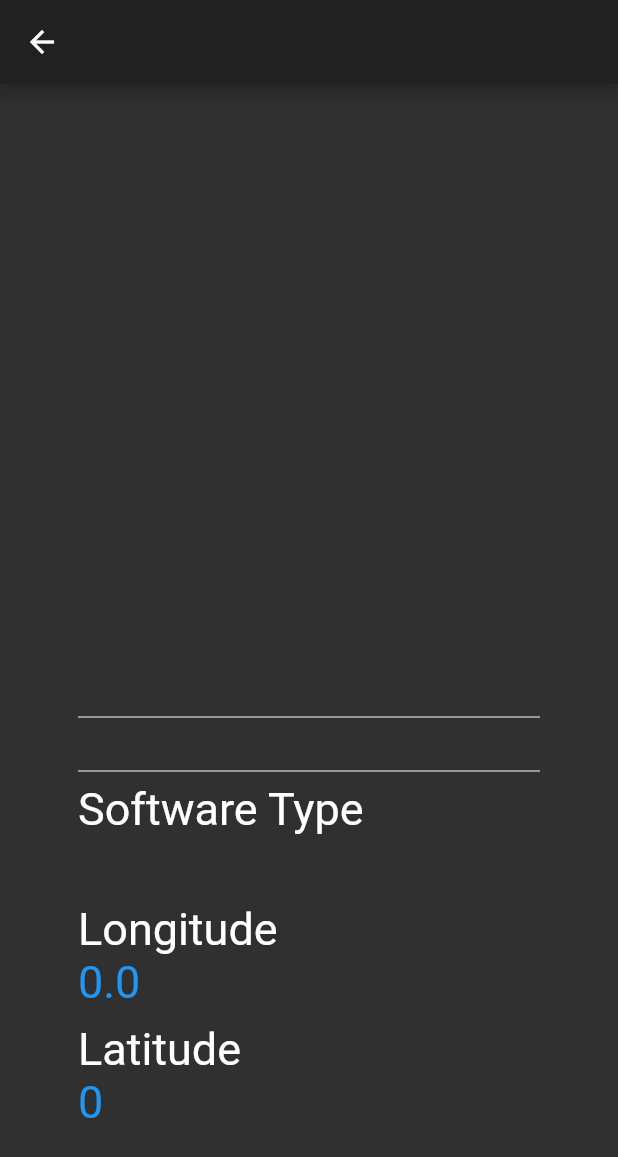
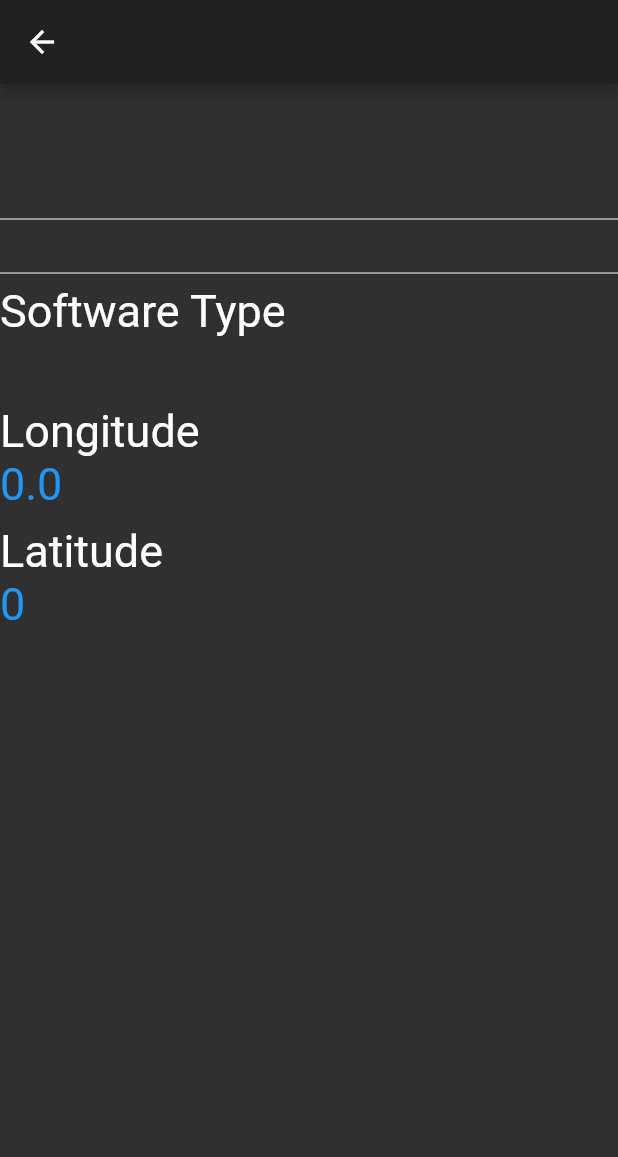
Before and after one commit to nmahlubi/weather_assessment, a Flutter app: the WeatherViewDetails screen opened directly with empty values, on a phone screen of 412 x 824 dp. Shown: the top 1157 px of the screen. Run offline on Flutter 3.47's test engine with Material 2 defaults, Android fonts, the light colour scheme and no system bars; our stand-ins replace get_it; network calls fail; Roboto replaces fonts that are missing (Avenir).

Commit message:
Update weather.view.details.dart

```diff
--- a/lib/ui/views/weather.view.details.dart
+++ b/lib/ui/views/weather.view.details.dart
@@ -20,17 +20,6 @@ class WeatherViewDetails extends StatelessWidget {
       body: Column(
         crossAxisAlignment: CrossAxisAlignment.start,
         children: [
-          Padding(
-            padding: const EdgeInsets.symmetric(horizontal: 20.0),
-            child: Column(
-              crossAxisAlignment: CrossAxisAlignment.start,
-              children: [
-                Padding(
-                  padding: const EdgeInsets.all(32.0),
-                  child: Column(
-                    crossAxisAlignment: CrossAxisAlignment.start,
-                    children: [
-                      SizedBox(height: 300),
           Text(
             '${weather.neighborhood}',
             style: detailsHeaderStyle,
@@ -70,12 +59,6 @@ class WeatherViewDetails extends StatelessWidget {
           ),
         ],
       ),
-                ),
-              ],
-            ),
-          ),
-        ],
-      ),
     );
   }
 }
```
Lines whose indentation alone changed are shown as unchanged.
